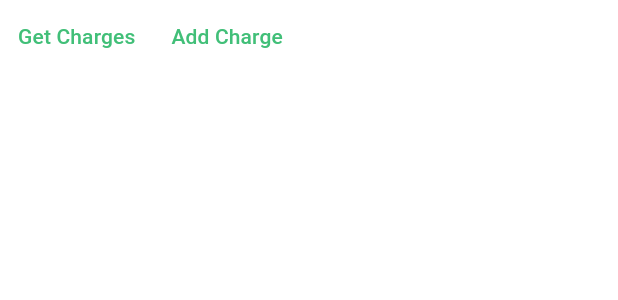
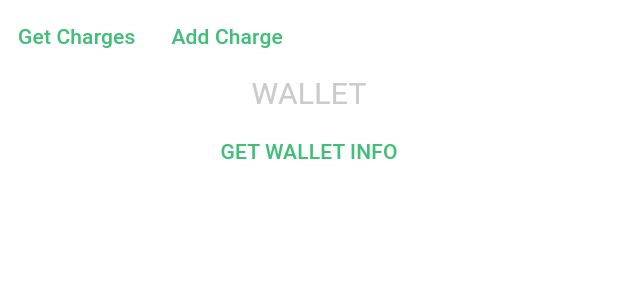
Before and after one commit to camilaborinsky/hackit-ba-2022-equipo-404, a Flutter app: the ApiMethodsTest widget shown alone on an empty page, opened directly, on a phone screen of 412 x 824 dp. Shown: the top 300 px of the screen. Run offline on Flutter 3.47's test engine with Material 2 defaults, Android fonts, the phone set to English and light mode, and no system bars; our stand-ins replace dio, equatable, responsive_builder; Roboto replaces fonts that are missing (SF-Pro-Rounded).

Commit message:
FRONTEND: add connection to getWalletInfo and testing button

```diff
--- /dev/null
+++ b/cashop_frontend/lib/data/api/wallet_api.dart
@@ -0,0 +1,30 @@
+import 'api_response.dart';
+import 'cashop_api.dart';
+
+class WalletApi extends CashopApi {
+  WalletApi(String apiUrl) : super(apiUrl);
+
+  Future<ApiResponse<List<Coin>>> getWallet() {
+    return super.get(
+        url: "/wallet",
+        mapper: (json) => (json["data"] as List<dynamic>)
+            .map((e) => Coin.fromJson(e))
+            .toList());
+  }
+}
+
+class Coin {
+  String currency, abbreviation;
+  double amount;
+
+  Coin(this.currency, this.abbreviation, this.amount);
+
+  factory Coin.fromJson(Map<String, dynamic> json) {
+    return Coin(json['currency'], json["abbreviation"], json["amount"]);
+  }
+
+  @override
+  String toString() {
+    return "Coin:{currency:$currency,abbreviation:$abbreviation,amoun:$amount}";
+  }
+}
--- a/cashop_frontend/lib/ui/screens/api_methods_test.dart
+++ b/cashop_frontend/lib/ui/screens/api_methods_test.dart
@@ -1,5 +1,6 @@
 import 'package:cashop_frontend/data/api/api_response.dart';
 import 'package:cashop_frontend/data/api/charges_api.dart';
+import 'package:cashop_frontend/data/api/wallet_api.dart';
 import 'package:cashop_frontend/ui/components/charge_row_item.dart';
 import 'package:flutter/material.dart';
 
@@ -12,22 +13,23 @@ class ApiMethodsTest extends StatefulWidget {
 
 class _ApiMethodsTestState extends State<ApiMethodsTest> {
   List<Charge> charges = [];
+  List<Coin> wallet = [];
   late ChargesApi chargesApi;
+  late WalletApi walletApi;
 
   @override
   void initState() {
     chargesApi = ChargesApi("http://localhost:8000");
+    walletApi = WalletApi("http://localhost:8000");
     super.initState();
   }
-
-
 
   @override
   Widget build(BuildContext context) {
     return Container(
       child: Column(children: [
-        Row(children:[
-            TextButton(
+        Row(children: [
+          TextButton(
             child: Text("Get Charges"),
             onPressed: () async {
               ApiResponse<List<Charge>> apiResponseCharges =
@@ -47,7 +49,7 @@ class _ApiMethodsTestState extends State<ApiMethodsTest> {
           TextButton(
             child: Text("Add Charge"),
             onPressed: () async {
-              Price newChargePrice = Price("ARS",999);
+              Price newChargePrice = Price("ARS", 999);
               ApiResponse<Charge> apiResponseCreateCharge =
                   await chargesApi.createCharge(newChargePrice);
               if (apiResponseCreateCharge.success) {
@@ -56,7 +58,22 @@ class _ApiMethodsTestState extends State<ApiMethodsTest> {
             },
           )
         ]),
-        ...charges.map((e) => ChargeRowItem(e)).toList()
+        ...charges.map((e) => ChargeRowItem(e)).toList(),
+        Text("WALLET"),
+        TextButton(
+            onPressed: () async {
+              ApiResponse<List<Coin>> apiResponseWallet =
+                  await walletApi.getWallet();
+              if (apiResponseWallet.success) {
+                List<Coin>? coins = apiResponseWallet.data;
+                if (coins != null) {
+                  wallet = coins;
+                  print("WALLET=======");
+                  print(wallet);
+                }
+              }
+            },
+            child: Text("GET WALLET INFO"))
       ]),
     );
   }
```
